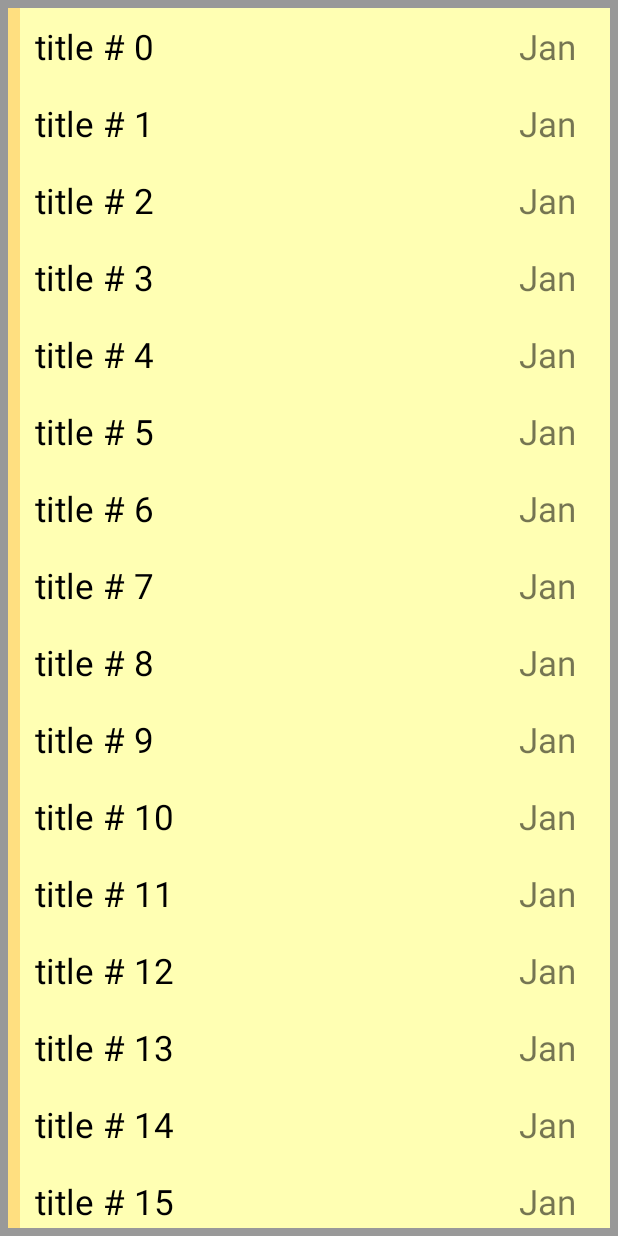
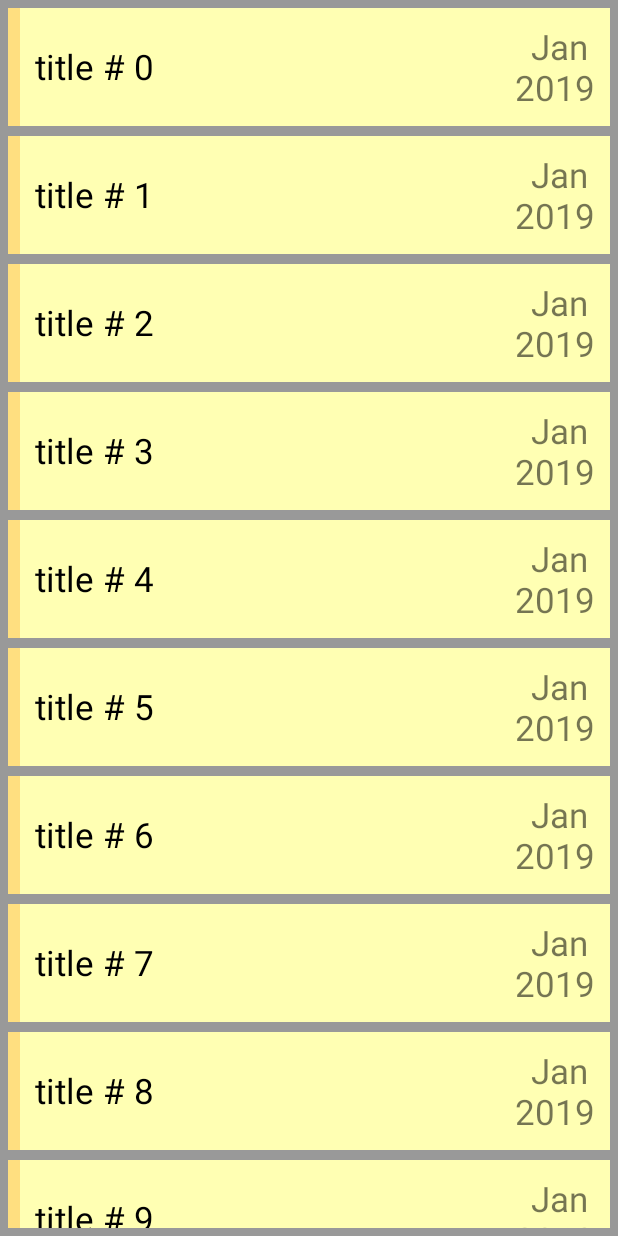
Before and after one commit to MenagoChicken/Notes, an Android app: the screen it shows after launch (NotesListActivity), on a phone screen of 412 x 824 dp. Run offline under Robolectric (Android 15) with nearby library versions, the phone set to English and light mode, and no system bars.

Commit message:
RecyclerView Item Decorator

```diff
--- a/app/src/main/java/pl/menagochicken/NotesListActivity.java
+++ b/app/src/main/java/pl/menagochicken/NotesListActivity.java
@@ -10,6 +10,7 @@ import java.util.ArrayList;
 
 import pl.menagochicken.adapters.NotesRecyclerAdapter;
 import pl.menagochicken.models.Note;
+import pl.menagochicken.util.VerticalSpacingItemDecorator;
 
 public class NotesListActivity extends AppCompatActivity {
 
@@ -48,6 +49,8 @@ public class NotesListActivity extends AppCompatActivity {
     private void initRecyclerView(){
         LinearLayoutManager linearLayoutManager = new LinearLayoutManager(this);
         mRecyclerView.setLayoutManager(linearLayoutManager);
+        VerticalSpacingItemDecorator itemDecorator = new VerticalSpacingItemDecorator(10);
+        mRecyclerView.addItemDecoration(itemDecorator);
         mNotesRecyclerAdapter = new NotesRecyclerAdapter(mNotes);
         mRecyclerView.setAdapter(mNotesRecyclerAdapter);
     }
--- /dev/null
+++ b/app/src/main/java/pl/menagochicken/util/VerticalSpacingItemDecorator.java
@@ -0,0 +1,20 @@
+package pl.menagochicken.util;
+
+import android.graphics.Rect;
+import android.support.annotation.NonNull;
+import android.support.v7.widget.RecyclerView;
+import android.view.View;
+
+public class VerticalSpacingItemDecorator extends RecyclerView.ItemDecoration {
+
+    private final int verticalSpaceHeight;
+
+    public VerticalSpacingItemDecorator(int verticalSpaceHeight) {
+        this.verticalSpaceHeight = verticalSpaceHeight;
+    }
+
+    @Override
+    public void getItemOffsets(@NonNull Rect outRect, @NonNull View view, @NonNull RecyclerView parent, @NonNull RecyclerView.State state) {
+        outRect.bottom = verticalSpaceHeight;
+    }
+}
--- a/app/src/main/res/layout/layout_note_list_item.xml
+++ b/app/src/main/res/layout/layout_note_list_item.xml
@@ -36,7 +36,8 @@
         android:layout_weight="20"
         android:id="@+id/note_timestamp"
         android:textSize="23sp"
-        android:lines="1"
+        android:layout_gravity="center_vertical"
+        android:textAlignment="center"
         android:text="Dec 2018"
         android:padding="10dp"
         />
```
